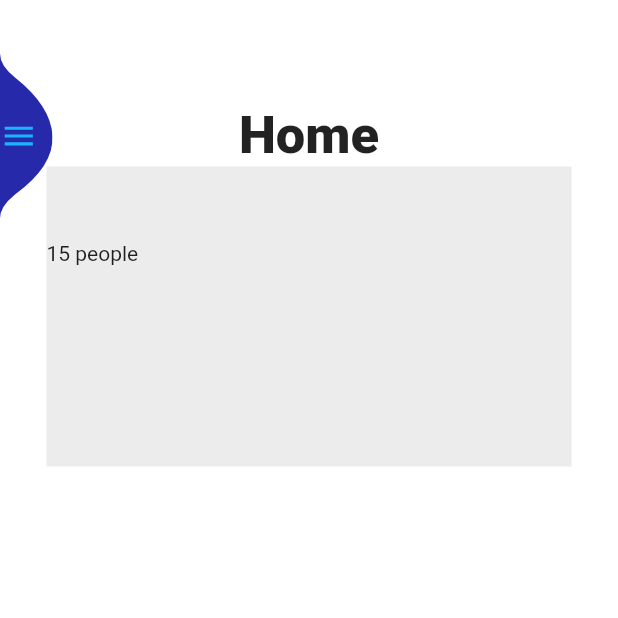
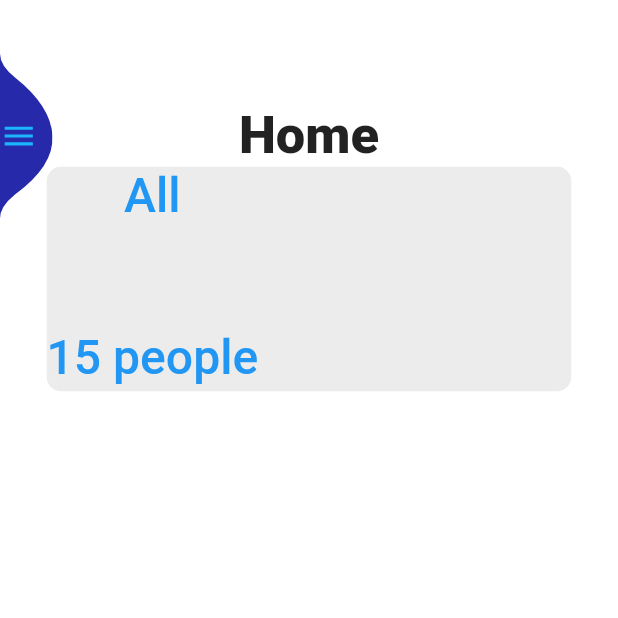
Before and after one commit to UserKazun/relationship_management, a Flutter app: the screen it shows after launch, on a phone screen of 412 x 824 dp, the top half of it. Run offline on Flutter 3.47's test engine with Material 2 defaults, Android fonts, the phone set to English and light mode, and no system bars; our stand-ins replace rxdart.

Commit message:
[update,create]update all file little bit.create new file(categories.dart) this file is make categories widget to HomeScreen.

```diff
--- /dev/null
+++ b/lib/widgets/categories.dart
@@ -0,0 +1,8 @@
+import 'package:flutter/material.dart';
+
+class Categories extends StatelessWidget {
+  @override
+  Widget build(BuildContext context) {
+    return Container();
+  }
+}
--- a/lib/widgets/category_info.dart
+++ b/lib/widgets/category_info.dart
@@ -3,9 +3,11 @@ import 'package:flutter/material.dart';
 class CategoryInfo extends StatelessWidget {
   @override
   Widget build(BuildContext context) {
-    return Container(
+    return ClipRRect(
+      borderRadius: BorderRadius.circular(10),
+      child: Container(
         width: 350,
-      height: 200,
+        height: 150,
         color: Colors.grey.withOpacity(0.2),
         child: Row(
           children: <Widget>[
@@ -13,19 +15,28 @@ class CategoryInfo extends StatelessWidget {
               child: Container(
                 child: Column(
                   children: <Widget>[
-                  SizedBox(
-                    height: 50,
-                    width: 50,
-                    child: ClipRRect(
-                      borderRadius: BorderRadius.circular(8.0),
+                    Text('All',
+                      textAlign: TextAlign.left,
+                      style: TextStyle(
+                          fontWeight: FontWeight.w500,
+                          fontSize: 32,
+                          color: Colors.blue
                       ),
                     ),
-                  Text('15 people')
+                    SizedBox(height: 70, width: 50),
+                    Text('15 people',
+                      style: TextStyle(
+                          fontWeight: FontWeight.w500,
+                          fontSize: 32,
+                          color: Colors.blue
+                      ),
+                    ),
                   ],
-              )
                 ),
-          )
+              ),
+            ),
           ],
+        ),
       ),
     );
   }
```
Also changed, not shown: lib/screens/home_screen.dart (line endings or trailing spaces), lib/screens/privacy_policy_screen.dart (line endings or trailing spaces), lib/widgets/sidebar_layout.dart (line endings or trailing spaces), lib/widgets/sidebar_menu.dart (line endings or trailing spaces). Lines whose indentation alone changed are shown as unchanged.
